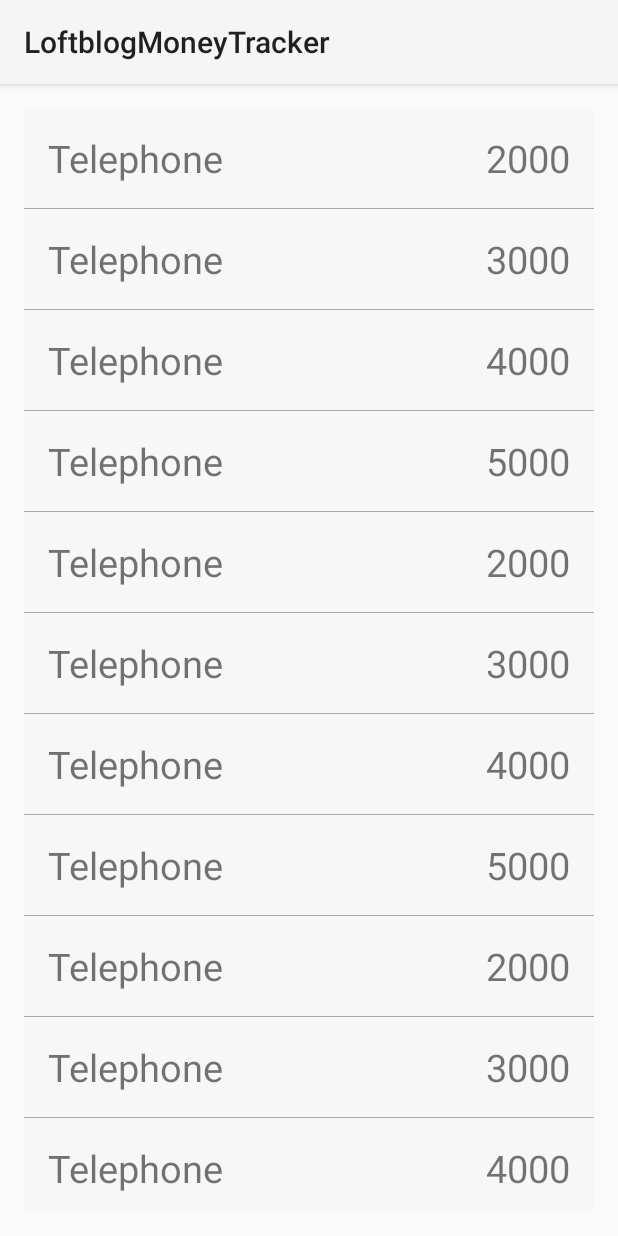
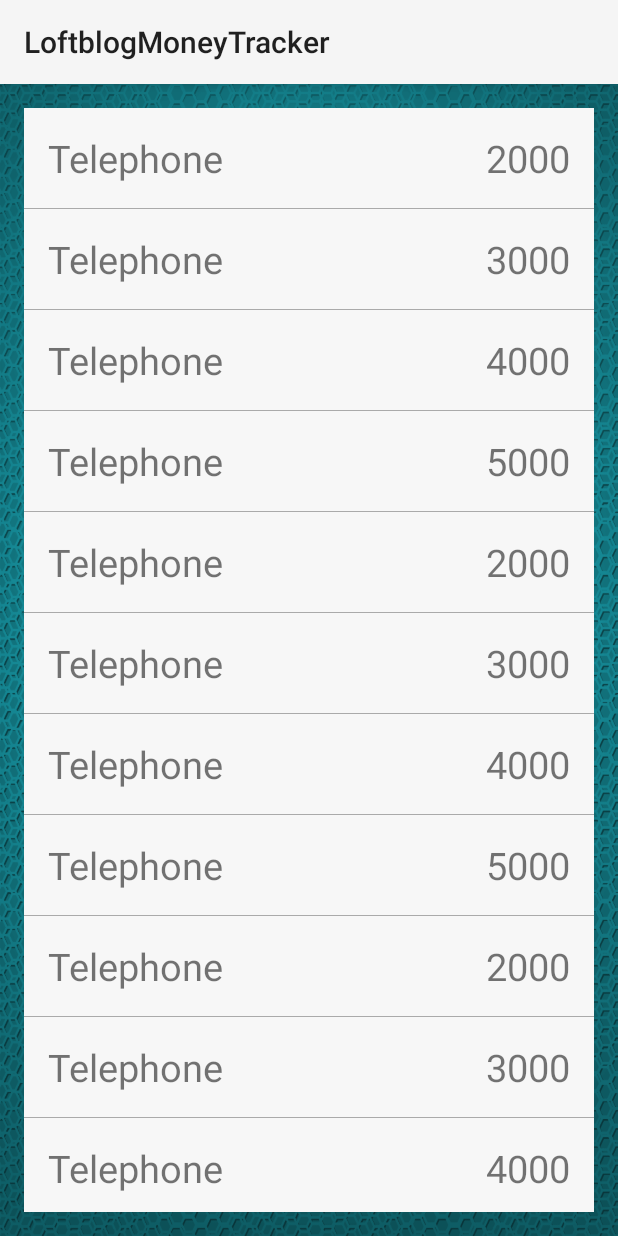
Before and after one commit to OxionAz/LoftblogMoneyTracker, an Android app: the screen it shows after launch (MainActivity), on a phone screen of 412 x 824 dp. Run offline under Robolectric (Android 15) with nearby library versions, the phone set to English and light mode, and no system bars.

Commit message:
added Background

```diff
--- a/app/src/main/res/layout/activity_main.xml
+++ b/app/src/main/res/layout/activity_main.xml
@@ -1,6 +1,6 @@
 <RelativeLayout
     xmlns:android="http://schemas.android.com/apk/res/android"
-    style="@style/Container">
+    style="@style/Container.Background">
 
     <LinearLayout
         android:layout_width="match_parent"
--- a/app/src/main/res/values/styles.xml
+++ b/app/src/main/res/values/styles.xml
@@ -12,4 +12,8 @@
         <item name="android:padding">@dimen/activity_horizontal_margin</item>
     </style>
 
+    <style name="Container.Background">
+        <item name="android:background">@drawable/bg</item>
+    </style>
+
 </resources>
```
Also changed, not shown: app/src/main/res/drawable-ldpi/bg.png (added), app/src/main/res/drawable-mdpi/bg.png (added), 4 other files.
